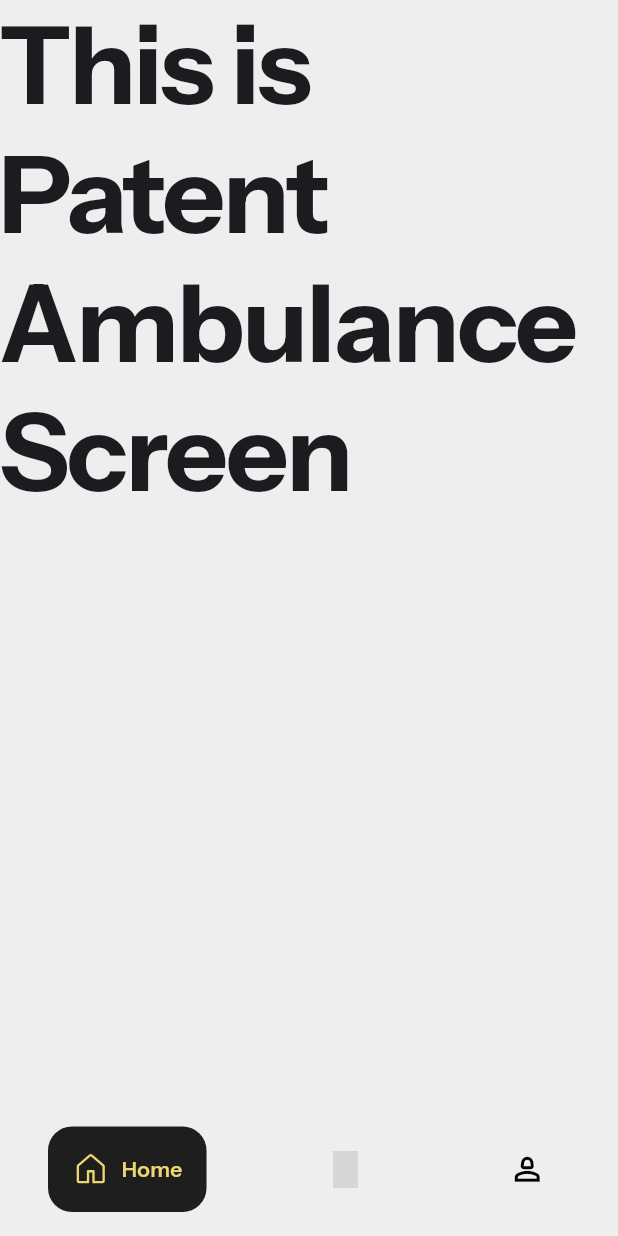
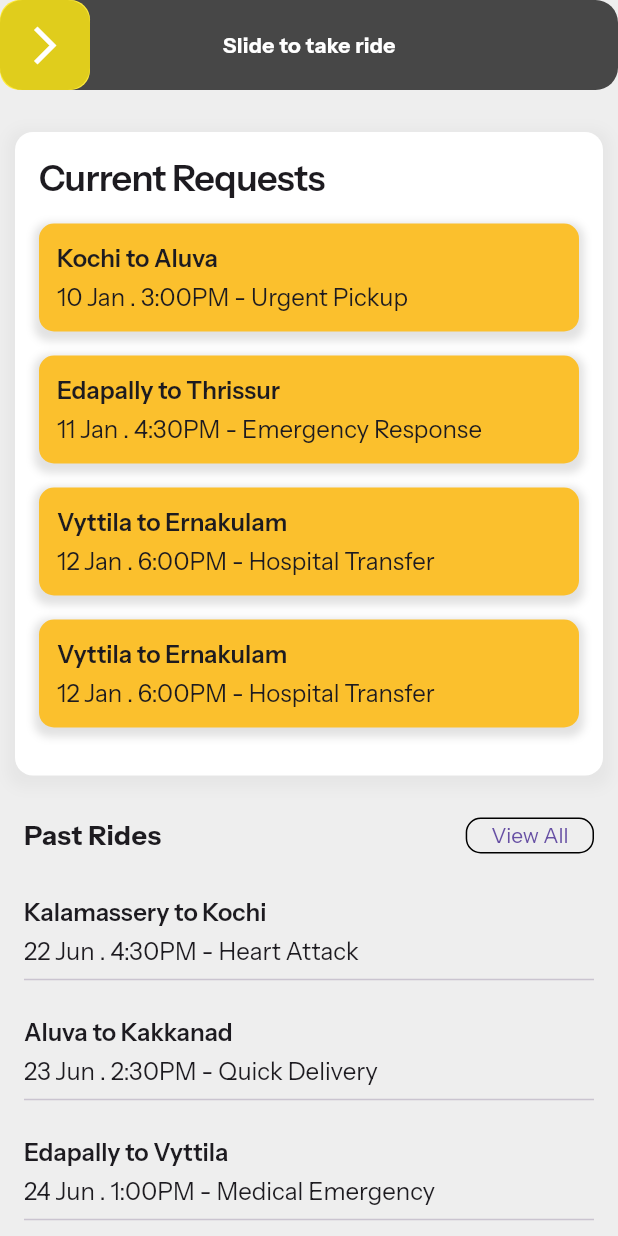
Before and after one commit to muhammedalima/HackerverseMedCave, a Flutter app: the screen it shows after launch, on a phone screen of 412 x 824 dp. Run offline on Flutter 3.47's test engine with Material 3 defaults, Android fonts, the phone set to English and light mode, and no system bars; drawn by our look-alikes of google_nav_bar; our stand-ins replace flutter_animate, flutter_svg, fluttericon, google_fonts; grey boxes are pictures that could not be loaded.

Commit message:
ambulance driver screen 50% completed

```diff
--- /dev/null
+++ b/lib/common/backgroundText/backgroundText.dart
@@ -0,0 +1,47 @@
+import 'package:flutter/material.dart';
+import 'package:flutter_svg/flutter_svg.dart';
+import 'package:medcave/core/confiq/fonts/font.dart';
+
+class CustomImageTextWidget extends StatelessWidget {
+  final String text;
+  // Path for the second SVG image
+
+  // Constructor to accept data when the widget is used
+  const CustomImageTextWidget({
+    required this.text,
+
+  });
+
+  @override
+  Widget build(BuildContext context) {
+    return Column(
+      mainAxisAlignment: MainAxisAlignment.center,
+      crossAxisAlignment: CrossAxisAlignment.center,
+      children: [
+        // First SVG image
+        SvgPicture.asset(
+          'assets/vectors/upward.svg',  // Path for the first SVG image
+          width: 24,      // Adjust size as needed
+          height: 24,     // Adjust size as needed
+        ),
+
+        // Second element - Text passed to the widget
+        Padding(
+          padding: const EdgeInsets.symmetric(vertical: 8.0),
+          child: Text(
+            text,
+            style: FontStyles.titleHero,
+            textAlign: TextAlign.center,
+          ),
+        ),
+
+        // Second SVG image
+        SvgPicture.asset(
+          'assets/vectors/downward.svg',  // Path for the second SVG image
+          width: 24,       // Adjust size as needed
+          height: 24,      // Adjust size as needed
+        ),
+      ],
+    );
+  }
+}
--- a/lib/main.dart
+++ b/lib/main.dart
@@ -1,6 +1,9 @@
 import 'package:flutter/material.dart';
 import 'package:medcave/core/confiq/theme/theme.dart';
+import 'package:medcave/presentation/homescreen/AmbulanceScreenDriver/pages/AmbulanceScreenDriver.dart';
+import 'package:medcave/presentation/homescreen/AmbulanceScreenDriver/pages/slider.dart';
 import 'package:medcave/presentation/splashscreen/pages/splash_screen.dart';
+
 
 void main() {
   runApp(const MyApp());
@@ -13,7 +16,7 @@ class MyApp extends StatelessWidget {
   Widget build(BuildContext context) {
     return  MaterialApp(
       theme: AppTheme.theme,
-      home: const SplashScreen(),
+      home:  AmbulancescreenDriver(),
     );
   }
 }
--- /dev/null
+++ b/lib/presentation/homescreen/AmbulanceScreenDriver/currentRequests/currentRequests.dart
@@ -0,0 +1,82 @@
+import 'package:flutter/material.dart';
+
+import '../../../../core/confiq/fonts/font.dart';
+
+class CurrentRequestsWidget extends StatelessWidget {
+  @override
+  Widget build(BuildContext context) {
+    // Hardcoded data for current requests (can be replaced with actual dynamic data)
+    final List<Map<String, String>> currentRequests = [
+      {"from": "Kochi", "to": "Aluva", "date": "10 Jan", "time": "3:00PM", "title": "Urgent Pickup"},
+      {"from": "Edapally", "to": "Thrissur", "date": "11 Jan", "time": "4:30PM", "title": "Emergency Response"},
+      {"from": "Vyttila", "to": "Ernakulam", "date": "12 Jan", "time": "6:00PM", "title": "Hospital Transfer"},
+      {"from": "Vyttila", "to": "Ernakulam", "date": "12 Jan", "time": "6:00PM", "title": "Hospital Transfer"},
+    ];
+
+    return Padding(
+      padding: const EdgeInsets.symmetric(vertical: 8,horizontal: 10),
+      child: Container(
+        padding: const EdgeInsets.all(16.0),
+        decoration: BoxDecoration(
+          color: Colors.white,
+          borderRadius: BorderRadius.circular(12),
+          boxShadow: [
+            BoxShadow(
+              color: Colors.grey.withOpacity(0.1),
+              spreadRadius: 5,
+              blurRadius: 7,
+              offset: Offset(0, 3), // changes position of shadow
+            ),
+          ],
+        ),
+        child: Column(
+
+          crossAxisAlignment: CrossAxisAlignment.start,
+          children: [
+             Text(
+              "Current Requests",
+              style: FontStyles.heading,
+            ),
+            const SizedBox(height: 16),
+            // Generate the list of requests using the currentRequests data
+            ...currentRequests.map((request) {
+              return Padding(
+                padding: const EdgeInsets.only(bottom: 16.0),
+                child: Container(
+                  width: MediaQuery.of(context).size.width - 32, // Full width minus padding
+                  padding: const EdgeInsets.all(12.0),
+                  decoration: BoxDecoration(
+                    color: Colors.yellow[700], // Yellow background for the request box
+                    borderRadius: BorderRadius.circular(10),
+                    boxShadow: [
+                      BoxShadow(
+                        color: Colors.grey.withOpacity(0.3),
+                        spreadRadius: 3,
+                        blurRadius: 4,
+                        offset: Offset(0, 3),
+                      ),
+                    ],
+                  ),
+                  child: Column(
+                    crossAxisAlignment: CrossAxisAlignment.start,
+                    children: [
+                      Text(
+                        "${request['from']} to ${request['to']}",
+                        style: FontStyles.bodyStrong,
+                      ),
+                      const SizedBox(height: 4),
+                      Text(
+                        "${request['date']} . ${request['time']} - ${request['title']}",
+                        style: FontStyles.bodyBase,
+                      ),
+                    ],
+                  ),
+                ),
+              );
+            }).toList(),
+          ],
+        ),
+      ),
+    );
+  }
+}
--- /dev/null
+++ b/lib/presentation/homescreen/AmbulanceScreenDriver/pages/AmbulanceScreenDriver.dart
@@ -0,0 +1,14 @@
+import 'package:flutter/material.dart';
+import 'package:medcave/core/confiq/fonts/font.dart';
+
+import 'slider.dart';
+
+class AmbulancescreenDriver extends StatelessWidget {
+  const AmbulancescreenDriver({super.key});
+
+  @override
+  Widget build(BuildContext context) {
+        return SlideToTakeRide();
+
+  }
+}
--- /dev/null
+++ b/lib/presentation/homescreen/AmbulanceScreenDriver/pages/pastRideList/pastRidelist.dart
@@ -0,0 +1,372 @@
+import 'package:flutter/material.dart';
+
+import '../../../../../core/confiq/fonts/font.dart';
+
+// A single RideCard widget
+// class RideCard extends StatelessWidget {
+//   final String from;
+//   final String to;
+//   final String date;
+//   final String time;
+//   final String title;
+
+//   const RideCard({
+//     required this.from,
+//     required this.to,
+//     required this.date,
+//     required this.time,
+//     required this.title,
+//   });
+
+//   @override
+//   Widget build(BuildContext context) {
+//     return Padding(
+//       padding: const EdgeInsets.symmetric(vertical: 8.0, horizontal: 16.0),
+//       child: Column(
+//         crossAxisAlignment: CrossAxisAlignment.start,
+//         children: [
+//           Text(
+//             "$from to $to",
+//             style: const TextStyle(fontWeight: FontWeight.bold, fontSize: 16),
+//           ),
+//           const SizedBox(height: 4),
+//           Text(
+//             "$date . $time - $title",
+//             style: const TextStyle(color: Colors.grey, fontSize: 14),
+//           ),
+//           const Divider(thickness: 1),
+//         ],
+//       ),
+//     );
+//   }
+// }
+
+// // A function to create a RideCard with provided data
+// Widget createRideCard(String from, String to, String date, String time, String title) {
+//   return RideCard(
+//     from: from,
+//     to: to,
+//     date: date,
+//     time: time,
+//     title: title,
+//   );
+// }
+
+// // The testable widget for the list
+// class PastRidesTestList extends StatelessWidget {
+//   @override
+//   Widget build(BuildContext context) {
+//     // Hardcoded data for testing purposes
+//     final List<Map<String, String>> testData = [
+//       {"from": "Kalamassery", "to": "Kochi", "date": "22 Jun", "time": "4:30PM", "title": "Heart Attack"},
+//       {"from": "Aluva", "to": "Kakkanad", "date": "23 Jun", "time": "2:30PM", "title": "Quick Delivery"},
+//       {"from": "Edapally", "to": "Vyttila", "date": "24 Jun", "time": "1:00PM", "title": "Medical Emergency"},
+//       {"from": "Thrissur", "to": "Ernakulam", "date": "25 Jun", "time": "10:30AM", "title": "Business Meeting"},
+//       {"from": "Angamaly", "to": "Perumbavoor", "date": "26 Jun", "time": "9:00AM", "title": "Friend's Visit"},
+//     ];
+
+//     return Column(
+//       crossAxisAlignment: CrossAxisAlignment.start,
+//       children: [
+//         // Title Row
+//         Padding(
+//           padding: const EdgeInsets.symmetric(horizontal: 16.0, vertical: 8.0),
+//           child: const Text(
+//             "Past Rides",
+//             style: TextStyle(fontSize: 18, fontWeight: FontWeight.bold),
+//           ),
+//         ),
+
+//         // Generate the list of RideCard widgets using the createRideCard function
+//         ListView.builder(
+//           shrinkWrap: true,
+//           physics: const NeverScrollableScrollPhysics(),
+//           itemCount: testData.length,
+//           itemBuilder: (context, index) {
+//             final ride = testData[index];
+//             return createRideCard(
+//               ride["from"]!,
+//               ride["to"]!,
+//               ride["date"]!,
+//               ride["time"]!,
+//               ride["title"]!,
+//             );
+//           },
+//         ),
+//       ],
+//     );
+//   }
+// }
+
+
+// // import 'package:flutter/material.dart';
+
+// // A single RideCard widget
+
+class RideCard extends StatelessWidget {
+  final String from;
+  final String to;
+  final String date;
+  final String time;
+  final String title;
+
+  const RideCard({
+    required this.from,
+    required this.to,
+    required this.date,
+    required this.time,
+    required this.title,
+  });
+
+  @override
+  Widget build(BuildContext context) {
+    return Padding(
+      padding: const EdgeInsets.symmetric(vertical: 8.0, horizontal: 16.0),
+      child: Column(
+        crossAxisAlignment: CrossAxisAlignment.start,
+        children: [
+          Text(
+            "$from to $to",
+            style: FontStyles.bodyStrong,
+          ),
+          const SizedBox(height: 4),
+          Text(
+            "$date . $time - $title",
+            style: FontStyles.bodyBase,
+          ),
+          const Divider(thickness: 1),
+        ],
+      ),
+    );
+  }
+}
+
+// A function to create a RideCard with provided data
+Widget createRideCard(String from, String to, String date, String time, String title) {
+  return RideCard(
+    from: from,
+    to: to,
+    date: date,
+    time: time,
+    title: title,
+  );
+}
+
+// Stateful widget to control the visibility of the rides
+class PastRidesTestList extends StatefulWidget {
+  @override
+  _PastRidesTestListState createState() => _PastRidesTestListState();
+}
+
+class _PastRidesTestListState extends State<PastRidesTestList> {
+  // To track whether to show all rides or just the first three
+  bool showAllRides = false;
+
+  // Hardcoded data for testing purposes
+  final List<Map<String, String>> testData = [
+    {"from": "Kalamassery", "to": "Kochi", "date": "22 Jun", "time": "4:30PM", "title": "Heart Attack"},
+    {"from": "Aluva", "to": "Kakkanad", "date": "23 Jun", "time": "2:30PM", "title": "Quick Delivery"},
+    {"from": "Edapally", "to": "Vyttila", "date": "24 Jun", "time": "1:00PM", "title": "Medical Emergency"},
+    {"from": "Thrissur", "to": "Ernakulam", "date": "25 Jun", "time": "10:30AM", "title": "Business Meeting"},
+    {"from": "Angamaly", "to": "Perumbavoor", "date": "26 Jun", "time": "9:00AM", "title": "Friend's Visit"},
+  ];
+
+  @override
+  Widget build(BuildContext context) {
+    // Determine which rides to show
+    final List<Map<String, String>> visibleRides = showAllRides ? testData : testData.take(3).toList();
+
+    return Column(
+      crossAxisAlignment: CrossAxisAlignment.start,
+      children: [
+        // Title Row with "View All" button
+        Padding(
+          padding: const EdgeInsets.symmetric(horizontal: 16.0, vertical: 8.0),
+          child: Row(
+            mainAxisAlignment: MainAxisAlignment.spaceBetween,
+            children: [
+              const Text(
+                "Past Rides",
+                style: TextStyle(fontSize: 18, fontWeight: FontWeight.bold),
+              ),
+              TextButton(
+  onPressed: () {
+    setState(() {
+      // Toggle the visibility of all rides
+      showAllRides = !showAllRides;
+    });
+  },
+  style: TextButton.styleFrom(
+    padding: EdgeInsets.zero, // Remove default padding
+  ),
+  child: Container(
+    padding: const EdgeInsets.symmetric(horizontal: 16.0, vertical: 1.0), // Add padding inside the container
+    decoration: BoxDecoration(
+      border: Border.all(color: Colors.black, width: 1.0), // Thin black border
+      borderRadius: BorderRadius.circular(10.0), // Rounded corners
+    ),
+    child: Text(
+      showAllRides ? "View Less" : "View All",
+      style: FontStyles.bodySmall,
+    ),
+  ),
+),
+
+            ],
+          ),
+        ),
+
+        // Generate the list of RideCard widgets
+        SingleChildScrollView(
+          scrollDirection: Axis.vertical,
+          child: Column(
+            children: List.generate(visibleRides.length, (index) {
+              final ride = visibleRides[index];
+              return createRideCard(
+                ride["from"]!,
+                ride["to"]!,
+                ride["date"]!,
+                ride["time"]!,
+                ride["title"]!,
+              );
+            }),
+          ),
+        ),
+      ],
+    );
+  }
+}
+
+
+//
+// erial.dart';
+
+// // A sample RideCard widget
+// class RideCard extends StatelessWidget {
+//   final String from;
+//   final String to;
+//   final String date;
+//   final String time;
+//   final String title;
+
+//   const RideCard({
+//     required this.from,
+//     required this.to,
+//     required this.date,
+//     required this.time,
+//     required this.title,
+//   });
+
+//   @override
+//   Widget build(BuildContext context) {
+//     return Padding(
+//       padding: const EdgeInsets.symmetric(vertical: 8.0, horizontal: 16.0),
+//       child: Column(
+//         crossAxisAlignment: CrossAxisAlignment.start,
+//         children: [
+//           Text(
+//             "$from to $to",
+//             style: const TextStyle(fontWeight: FontWeight.bold, fontSize: 16),
+//           ),
+//           const SizedBox(height: 4),
+//           Text(
+//             "$date . $time - $title",
+//             style: const TextStyle(color: Colors.grey, fontSize: 14),
+//           ),
+//           const Divider(thickness: 1),
+//         ],
+//       ),
+//     );
+//   }
+// }
+
+// // The PastRidesList widget
+// class PastRidesList extends StatefulWidget {
+//   @override
+//   _PastRidesListState createState() => _PastRidesListState();
+// }
+
+// class _PastRidesListState extends State<PastRidesList> {
+//   List<Map<String, String>> rides = []; // Stores fetched ride data
+//   bool expanded = false; // Whether the list is expanded
+
+//   // Simulated database fetch function
+//   Future<List<Map<String, String>>> fetchRidesFromDatabase() async {
+//     // Replace this with your actual database query
+//     await Future.delayed(const Duration(seconds: 1)); // Simulate network delay
+//     return List.generate(10, (index) {
+//       return {
+//         "from": "Kalamassery",
+//         "to": "Kochi",
+//         "date": "22 Jun",
+//         "time": "4:30PM",
+//         "title": "Heart Attack", // Custom title
+//       };
+//     });
+//   }
+
+//   @override
+//   void initState() {
+//     super.initState();
+//     _loadRides();
+//   }
+
+//   void _loadRides() async {
+//     List<Map<String, String>> data = await fetchRidesFromDatabase();
+//     setState(() {
+//       rides = data;
+//     });
+//   }
+
+//   @override
+//   Widget build(BuildContext context) {
+//     // Decide the number of items to show based on expanded state
+//     int itemCount = expanded ? rides.length : (rides.length > 3 ? 3 : rides.length);
+
+//     return Column(
+//       crossAxisAlignment: CrossAxisAlignment.start,
+//       children: [
+//         // Title Row
+//         Padding(
+//           padding: const EdgeInsets.symmetric(horizontal: 16.0, vertical: 8.0),
+//           child: Row(
+//             mainAxisAlignment: MainAxisAlignment.spaceBetween,
+//             children: [
+//               const Text(
+//                 "Past Rides",
+//                 style: TextStyle(fontSize: 18, fontWeight: FontWeight.bold),
+//               ),
+//               TextButton(
+//                 onPressed: () {
+//                   setState(() {
+//                     expanded = !expanded;
+//                   });
+//                 },
+//                 child: Text(
+//                   expanded ? "view less" : "view all",
+//                   style: const TextStyle(fontSize: 14, color: Colors.blue),
+//                 ),
+//               ),
+//             ],
+//           ),
+//         ),
+
+//         // Rides List
+//         ListView.builder(
+//           shrinkWrap: true,
+//           physics: const NeverScrollableScrollPhysics(),
+//           itemCount: itemCount,
+//           itemBuilder: (context, index) {
+//             return RideCard(
+//               from: rides[index]["from"]!,
+//               to: rides[index]["to"]!,
+//               date: rides[index]["date"]!,
+//               time: rides[index]["time"]!,
+//               title: rides[index]["title"]!,
+//             );
+//           },
+//         ),
+//       ],
+//     );
+//   }
+// }
--- /dev/null
+++ b/lib/presentation/homescreen/AmbulanceScreenDriver/pages/slider.dart
@@ -0,0 +1,149 @@
+import 'package:flutter/material.dart';
+import 'package:medcave/presentation/homescreen/AmbulanceScreenDriver/pages/pastRideList/pastRidelist.dart';
+import '../../../../common/backgroundText/backgroundText.dart';
+import '../currentRequests/currentRequests.dart';
+
+bool isDriverReady = false; // Global variable to track driver's readiness
+
+class SlideToTakeRide extends StatefulWidget {
+  @override
+  _SlideToTakeRideState createState() => _SlideToTakeRideState();
+}
+
+class _SlideToTakeRideState extends State<SlideToTakeRide> {
+  double _sliderWidth = 60.0; // Initial width of the yellow box
+  double _position = 0.0; // Position of the slider
+  double _maxWidth = 0.0; // Maximum width of the black box
+  bool _hasReachedEnd = false; // Flag to track if the slider reached the end
+
+  @override
+  void initState() {
+    super.initState();
+    // Set the initial position based on the global variable `isDriverReady`
+    _position = isDriverReady ? _maxWidth - 60 : 0;
+    _hasReachedEnd = isDriverReady; // If driver is ready, set flag to true
+  }
+
+  @override
+  Widget build(BuildContext context) {
+    return Scaffold(
+      body: SingleChildScrollView(
+        child: Column(
+          children: [
+            LayoutBuilder(
+              builder: (context, constraints) {
+                _maxWidth = constraints.maxWidth;
+
+                // Determine the background color based on the slider position
+                Color backgroundColor =
+                    _position >= _maxWidth - 60 ? Colors.black : Colors.black.withOpacity(0.7);
+
+                return Column(
+                  children: [
+                    Stack(
+                      children: [
+                        // Black background container with dynamic color change
+                        Container(
+                          width: _maxWidth,
+                          height: 60,
+                          decoration: BoxDecoration(
+                            color: backgroundColor,
+                            borderRadius: BorderRadius.circular(15),
+                          ),
+                          alignment: Alignment.center,
+                          child: Text(
+                            _position >= _maxWidth - 60 ? "Stop the trip" : "Slide to take ride",
+                            style: const TextStyle(
+                              color: Colors.white,
+                              fontWeight: FontWeight.bold,
+                            ),
+                          ),
+                        ),
+
+                        // Yellow slider box
+                        Positioned(
+                          left: 0,
+                          child: GestureDetector(
+                            onHorizontalDragUpdate: (details) {
+                              setState(() {
+                                // Update the position of the slider
+                                _position += details.delta.dx;
+
+                                // Constrain the slider within bounds
+                                if (_position < 0) _position = 0;
+                                if (_position > _maxWidth - 60) _position = _maxWidth - 60;
+
+                                // Update the width of the yellow box based on the position
+                                _sliderWidth = _position + 60;
+                              });
+                            },
+                            onHorizontalDragEnd: (details) {
+                              setState(() {
+                                // Update global variable based on slider position
+                                if (_position >= _maxWidth - 60) {
+                                  isDriverReady = true;
+                                  _hasReachedEnd = true; // Set flag to true when slider reaches end
+                                  ScaffoldMessenger.of(context).showSnackBar(
+                                    const SnackBar(content: Text("Driver is ready to travel!")),
+                                  );
+                                } else if (_position <= 0) {
+                                  isDriverReady = false;
+                                  _hasReachedEnd = false; // Set flag to false when slider is not at end
+                                  ScaffoldMessenger.of(context).showSnackBar(
+                                    const SnackBar(content: Text("Driver is not ready.")),
+                                  );
+                                }
+                              });
+                            },
+                            child: Container(
+                              width: _sliderWidth,
+                              height: 60,
+                              decoration: BoxDecoration(
+                                gradient: LinearGradient(
+                                  colors: [
+                                    Colors.yellow,
+                                    Color.lerp(Colors.yellow, Colors.orange, _position / _maxWidth) ??
+                                        Colors.yellow,
+                                  ],
+                                  begin: Alignment.centerLeft,
+                                  end: Alignment.centerRight,
+                                ),
+                                borderRadius: BorderRadius.circular(13),
+                              ),
+                              child: Align(
+                                alignment: Alignment.centerRight,
+                                child: Container(
+                                  width: 60,
+                                  height: 60,
+                                  decoration: BoxDecoration(
+                                    color: const Color.fromARGB(255, 224, 205, 28),
+                                    borderRadius: BorderRadius.circular(15),
+                                  ),
+                                  child: Icon(
+                                    _hasReachedEnd
+                                        ? Icons.arrow_back_ios_new_outlined // Change arrow direction to back when slider reaches end
+                                        : Icons.arrow_forward_ios_outlined, // Default arrow direction
+                                    color: Colors.white,
+                                    size: 30,
+                                  ),
+                                ),
+                              ),
+                            ),
+                          ),
+                        ),
+                      ],
+                    ),
+                  ],
+                );
+              },
+            ),
+            const SizedBox(height: 20), // Space between slider and content
+            CurrentRequestsWidget(),
+            PastRidesTestList(),
+            const CustomImageTextWidget(text: "Your Health Our Care"),
+          ],
+        ),
+      ),
+    );
+  }
+}
--- a/lib/presentation/homescreen/AmbulanceScreenUser/pages/AmbulanceScreenUser.dart
+++ b/lib/presentation/homescreen/AmbulanceScreenUser/pages/AmbulanceScreenUser.dart
@@ -1,16 +1,15 @@
 import 'package:flutter/material.dart';
 import 'package:medcave/core/confiq/fonts/font.dart';
+
+import '../../AmbulanceScreenDriver/pages/slider.dart';
 
 class Ambulancescreenuser extends StatelessWidget {
   const Ambulancescreenuser({super.key});
 
   @override
   Widget build(BuildContext context) {
-    return Scaffold(
-      body: Text(
-        'This is Patent Ambulance Screen',
-        style: FontStyles.titleHero,
-      ),
-    );
+    return SlideToTakeRide();
+
+
   }
 }
--- a/pubspec.yaml
+++ b/pubspec.yaml
@@ -26,7 +26,7 @@ environment:
 # consider running `flutter pub upgrade --major-versions`. Alternatively,
 # dependencies can be manually updated by changing the version numbers below to
 # the latest version available on pub.dev. To see which dependencies have newer
-# versions available, run `flutter pub outdated`.
+# versions aCustomImageTextWidget(text: "Your Health Our Care",),vailable, run `flutter pub outdated`.
 dependencies:
   flutter:
     sdk: flutter
```
Also changed, not shown: assets/vectors/downward.svg (added), assets/vectors/hospitalIcon.svg (deleted), assets/vectors/upward.svg (added), pubspec.lock.
